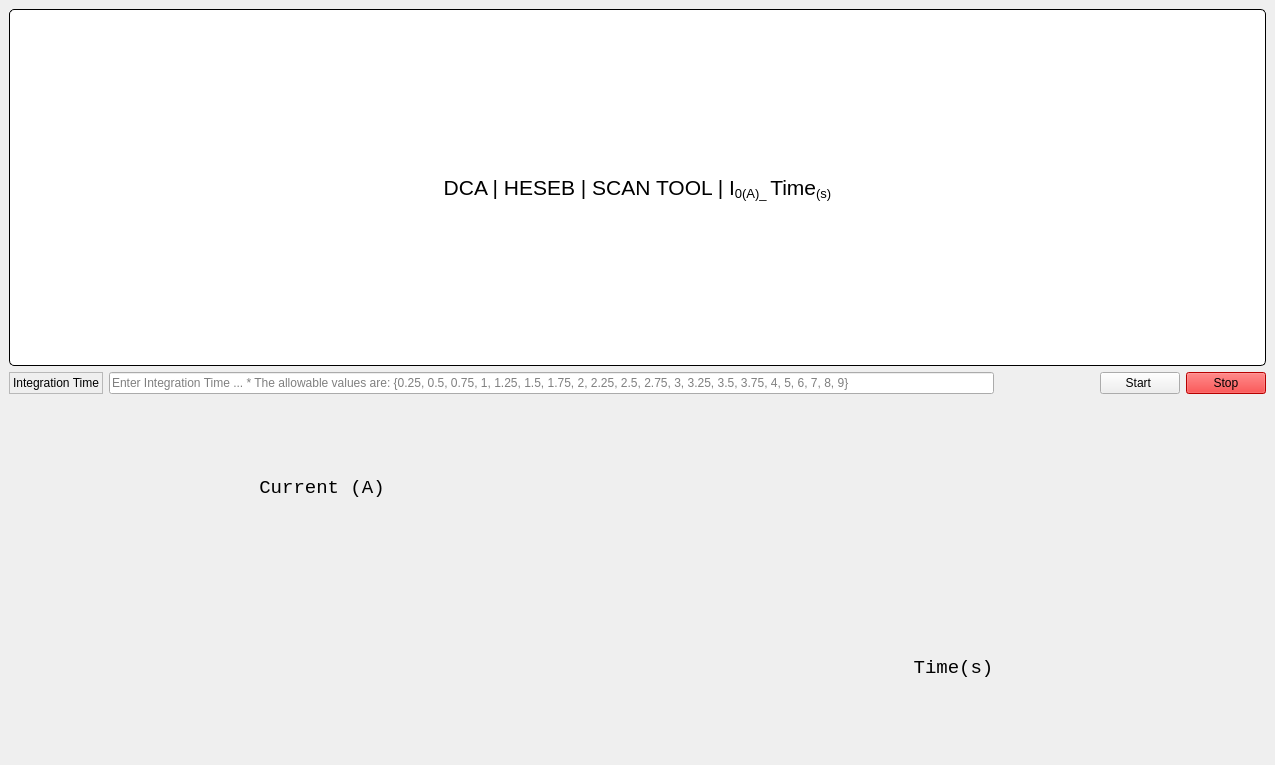
The window that ui/HESEB_ScanTool_PICO/heseb_scantool_pico.ui (SESAME-Synchrotron/HESEBScanTool) describes before a commit, drawn with Qt 5.
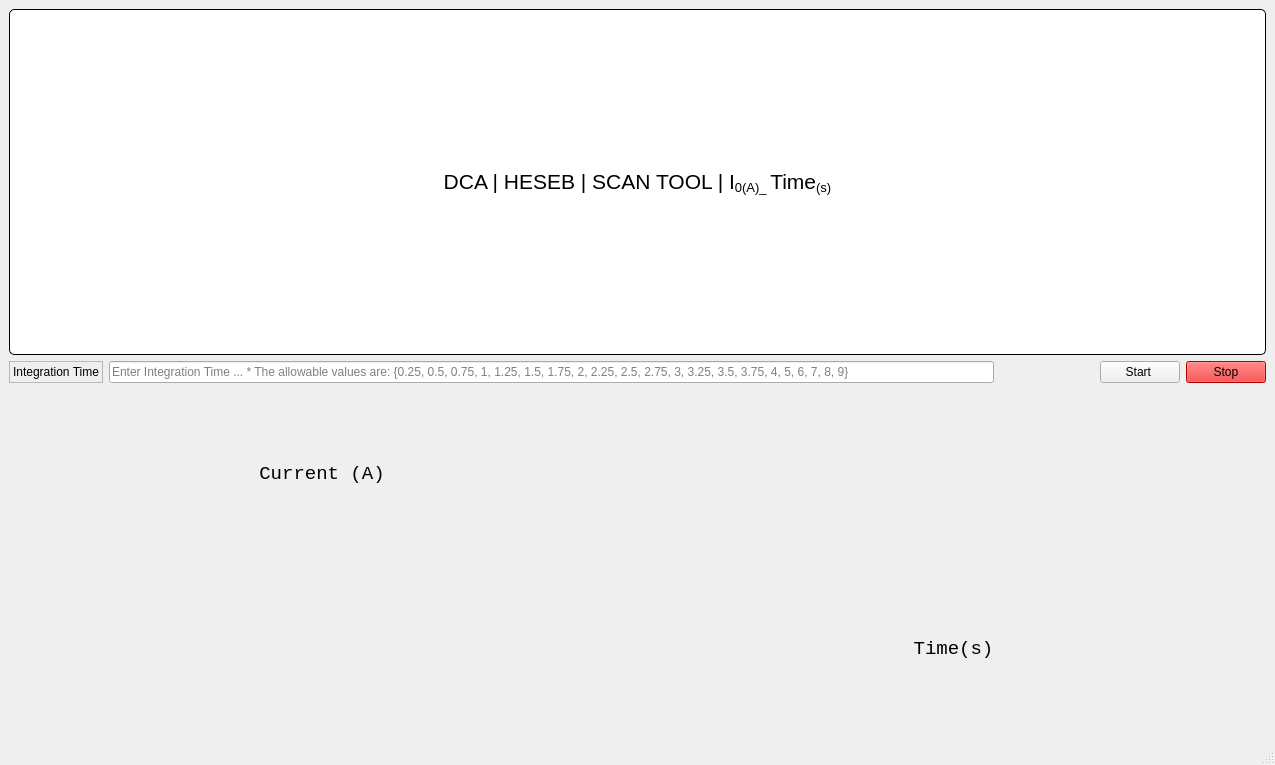
The same window after the commit. Custom widgets are drawn as their Qt base class.

Diff of the .ui file:
```diff
--- a/ui/HESEB_ScanTool_PICO/heseb_scantool_pico.ui
+++ b/ui/HESEB_ScanTool_PICO/heseb_scantool_pico.ui
@@ -276,6 +276,7 @@
     </item>
    </layout>
   </widget>
+  <widget class="QStatusBar" name="statusBar"/>
  </widget>
  <customwidgets>
   <customwidget>
```
Left out of the diff: 26 changed lines with no effect on the pictures.
